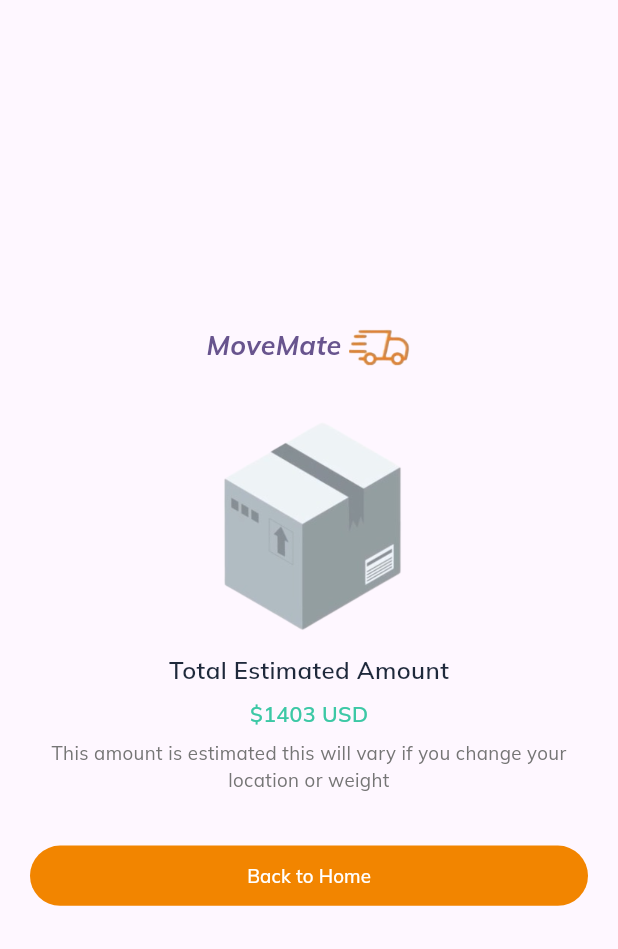
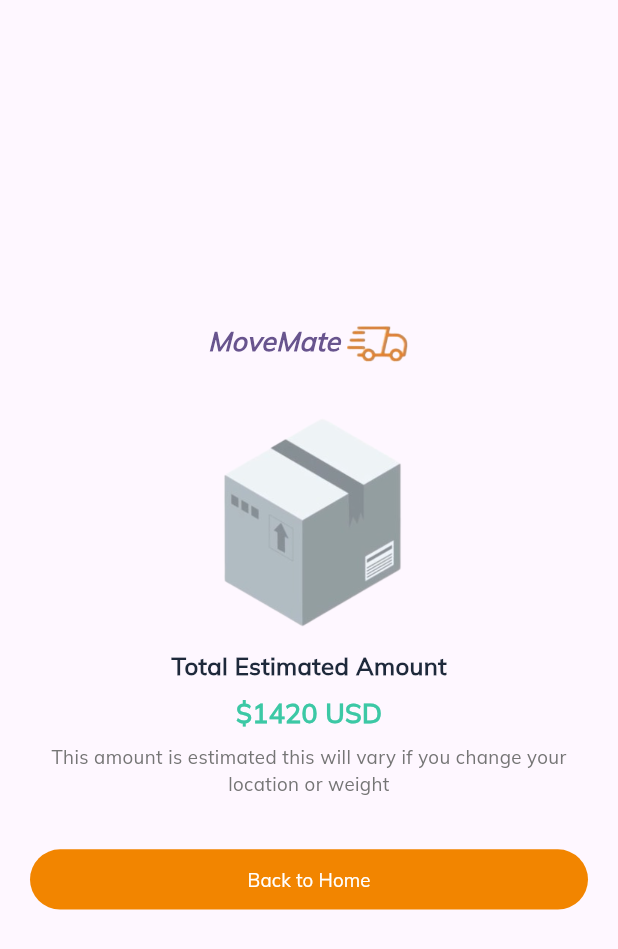
Before and after one commit to meemah/movemate, a Flutter app: the SuccessView screen opened directly, on a phone screen of 412 x 824 dp. Shown: the top 949 px of the screen. Run offline on Flutter 3.47's test engine with Material 2 defaults, Android fonts, the phone set to English and light mode, and no system bars; drawn by our look-alikes of flutter_animate; our stand-ins replace flutter_hooks, flutter_screenutil.

Commit message:
clean ups

```diff
--- /dev/null
+++ b/lib/shared/widgets/countdown_amount_container.dart
@@ -0,0 +1,34 @@
+import 'package:flutter/material.dart';
+import 'package:flutter_hooks/flutter_hooks.dart';
+import 'package:movemate/shared/util/theme/app_styles/app_style.dart';
+
+import '../util/theme/app_colors/app_colors.dart';
+
+class CountDownAmountContainer extends HookWidget {
+  const CountDownAmountContainer({super.key});
+  @override
+  Widget build(BuildContext context) {
+    final animationCtrl = useAnimationController(
+      duration: const Duration(milliseconds: 5000),
+      initialValue: 1120,
+      upperBound: 1420,
+    );
+    useEffect(() {
+      animationCtrl.forward();
+      return null;
+    }, []);
+
+    return Center(
+      child: AnimatedBuilder(
+        animation: animationCtrl,
+        builder: (context, child) {
+          return Text(
+            "\$${animationCtrl.value.toInt()} USD",
+            style: AppStyle.mediumTextMedium(
+                color: AppColors.success, fontSize: 20),
+          );
+        },
+      ),
+    );
+  }
+}
--- a/lib/view/home_view.dart
+++ b/lib/view/home_view.dart
@@ -128,7 +128,7 @@ class HomeView extends HookWidget {
           children: [
             const TrackingDetailContainer(),
             const YMargin(15),
-            const HeadingText(title: "Available Vehicle"),
+            const HeadingText(title: "Available Vehicles"),
             SizedBox(
               height: 200.h,
               child: ListView(
--- a/lib/view/main_view.dart
+++ b/lib/view/main_view.dart
@@ -1,5 +1,4 @@
 import 'package:flutter/material.dart';
-import 'package:flutter_animate/flutter_animate.dart';
 import 'package:flutter_hooks/flutter_hooks.dart';
 import 'package:movemate/model/bottom_nav_model.dart';
 import 'package:movemate/shared/widgets/bottom_nav_container.dart';
@@ -30,7 +29,7 @@ class MainView extends HookWidget {
       ),
       body: [
         const HomeView(),
-        const CalculateView().animate().fadeIn(),
+        const CalculateView(),
         const ShipmentHistoryView(),
       ][selectedIndex.value],
     );
--- a/lib/view/success_view.dart
+++ b/lib/view/success_view.dart
@@ -1,15 +1,19 @@
 import 'package:flutter/material.dart';
 import 'package:flutter_animate/flutter_animate.dart';
+import 'package:flutter_hooks/flutter_hooks.dart';
 import 'package:movemate/shared/util/theme/app_colors/app_colors.dart';
 import 'package:movemate/shared/util/theme/app_styles/app_style.dart';
 import 'package:movemate/shared/widgets/app_button.dart';
 import 'package:movemate/shared/widgets/app_spacing.dart';
+import 'package:movemate/shared/widgets/countdown_amount_container.dart';
 
-class SuccessView extends StatelessWidget {
+class SuccessView extends HookWidget {
   const SuccessView({super.key});
 
   @override
   Widget build(BuildContext context) {
+    var isTapped = useState(false);
+
     return Scaffold(
       body: Padding(
         padding: const EdgeInsets.symmetric(horizontal: 20),
@@ -45,10 +49,7 @@ class SuccessView extends StatelessWidget {
               style: AppStyle.mediumTextMedium(fontSize: 18),
             ),
             const YMargin(8),
-            Text(
-              "\$1403 USD",
-              style: AppStyle.mediumTextMedium(color: AppColors.success),
-            ),
+            const CountDownAmountContainer(),
             const YMargin(8),
             Text(
               "This amount is estimated this will vary if you change your location or weight",
@@ -58,10 +59,17 @@ class SuccessView extends StatelessWidget {
             const YMargin(35),
             AppButton(
               title: "Back to Home",
-              onTap: () {},
+              onTap: () {
+                isTapped.value = !isTapped.value;
+                Navigator.pop(context);
+              },
             )
+                .animate(
+                  target: isTapped.value ? 1 : 0.9,
+                )
+                .scaleXY(curve: Curves.bounceInOut)
           ],
-        ).animate().fadeIn(),
+        ),
       ),
     );
   }
```
Also changed, not shown: lib/main.dart (+3 -5 lines), lib/view/calculate_view.dart (+6 -1 lines), pubspec.yaml (+4 -5 lines), asset/font/mulish/Mulish-Regular.ttf (added), pubspec.lock, 3 other files.
